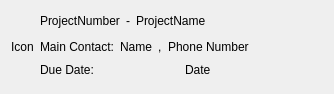
Before: the Qt Designer form Custom_List_GUI.ui in simplesports/ProjectManager, drawn with Qt 5.
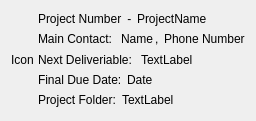
After: the same form once the commit is applied.

```diff
--- a/Custom_List_GUI.ui
+++ b/Custom_List_GUI.ui
@@ -6,65 +6,79 @@
    <rect>
     <x>0</x>
     <y>0</y>
-    <width>334</width>
-    <height>92</height>
+    <width>248</width>
+    <height>121</height>
    </rect>
   </property>
   <property name="windowTitle">
    <string>Form</string>
   </property>
   <layout class="QGridLayout" name="gridLayout">
-   <item row="0" column="0" rowspan="4">
-    <widget class="QLabel" name="label_Icon">
-     <property name="text">
-      <string>Icon</string>
+   <property name="topMargin">
+    <number>9</number>
+   </property>
+   <property name="horizontalSpacing">
+    <number>4</number>
+   </property>
+   <property name="verticalSpacing">
+    <number>0</number>
+   </property>
+   <item row="4" column="2">
+    <layout class="QHBoxLayout" name="horizontalLayout_5">
+     <property name="spacing">
+      <number>2</number>
      </property>
-    </widget>
+     <item>
+      <widget class="QLabel" name="text_Project_Folder">
+       <property name="text">
+        <string>Project Folder: </string>
+       </property>
+      </widget>
+     </item>
+     <item>
+      <widget class="QLabel" name="text_ProjectFolder_CHANGE">
+       <property name="text">
+        <string>TextLabel</string>
+       </property>
+      </widget>
+     </item>
+     <item>
+      <spacer name="horizontalSpacer_5">
+       <property name="orientation">
+        <enum>Qt::Horizontal</enum>
+       </property>
+       <property name="sizeHint" stdset="0">
+        <size>
+         <width>40</width>
+         <height>20</height>
+        </size>
+       </property>
+      </spacer>
+     </item>
+    </layout>
    </item>
    <item row="0" column="1">
-    <layout class="QHBoxLayout" name="horizontalLayout_3">
-     <item>
-      <widget class="QLabel" name="text_ProjectNumber_CHANGE">
-       <property name="text">
-        <string>ProjectNumber</string>
-       </property>
-      </widget>
-     </item>
-     <item>
-      <widget class="QLabel" name="text_dash">
-       <property name="text">
-        <string>-</string>
-       </property>
-      </widget>
-     </item>
-     <item>
-      <widget class="QLabel" name="text_Project_Name_Change">
-       <property name="text">
-        <string>ProjectName</string>
-       </property>
-      </widget>
-     </item>
-     <item>
-      <spacer name="horizontalSpacer_2">
-       <property name="orientation">
-        <enum>Qt::Horizontal</enum>
-       </property>
-       <property name="sizeHint" stdset="0">
-        <size>
-         <width>40</width>
-         <height>20</height>
-        </size>
-       </property>
-      </spacer>
-     </item>
-    </layout>
+    <spacer name="horizontalSpacer_4">
+     <property name="orientation">
+      <enum>Qt::Horizontal</enum>
+     </property>
+     <property name="sizeHint" stdset="0">
+      <size>
+       <width>40</width>
+       <height>20</height>
+      </size>
+     </property>
+    </spacer>
    </item>
-   <item row="1" column="1">
+   <item row="1" column="2">
     <layout class="QHBoxLayout" name="horizontalLayout">
+     <property name="spacing">
+      <number>2</number>
+     </property>
      <item>
       <widget class="QLabel" name="text_Main_Contact">
        <property name="text">
-        <string>Main Contact:</string>
+        <string>Main Contact:  </string>
        </property>
       </widget>
      </item>
@@ -78,7 +92,7 @@
      <item>
       <widget class="QLabel" name="label_7">
        <property name="text">
-        <string>,</string>
+        <string>, </string>
        </property>
       </widget>
      </item>
@@ -104,12 +118,22 @@
      </item>
     </layout>
    </item>
-   <item row="2" column="1">
+   <item row="0" column="0" rowspan="5">
+    <widget class="QLabel" name="label_Icon">
+     <property name="text">
+      <string>Icon</string>
+     </property>
+    </widget>
+   </item>
+   <item row="3" column="2">
     <layout class="QHBoxLayout" name="horizontalLayout_2">
+     <property name="spacing">
+      <number>2</number>
+     </property>
      <item>
       <widget class="QLabel" name="text_Due_Date">
        <property name="text">
-        <string>Due Date:</string>
+        <string>Final Due Date: </string>
        </property>
       </widget>
      </item>
@@ -119,6 +143,94 @@
         <string>Date</string>
        </property>
       </widget>
+     </item>
+     <item>
+      <spacer name="horizontalSpacer_3">
+       <property name="orientation">
+        <enum>Qt::Horizontal</enum>
+       </property>
+       <property name="sizeHint" stdset="0">
+        <size>
+         <width>40</width>
+         <height>20</height>
+        </size>
+       </property>
+      </spacer>
+     </item>
+    </layout>
+   </item>
+   <item row="0" column="2">
+    <layout class="QHBoxLayout" name="horizontalLayout_3">
+     <property name="spacing">
+      <number>2</number>
+     </property>
+     <item>
+      <widget class="QLabel" name="text_ProjectNumber_CHANGE">
+       <property name="text">
+        <string>Project Number</string>
+       </property>
+      </widget>
+     </item>
+     <item>
+      <widget class="QLabel" name="text_dash">
+       <property name="text">
+        <string> - </string>
+       </property>
+      </widget>
+     </item>
+     <item>
+      <widget class="QLabel" name="text_Project_Name_Change">
+       <property name="text">
+        <string>ProjectName</string>
+       </property>
+      </widget>
+     </item>
+     <item>
+      <spacer name="horizontalSpacer_2">
+       <property name="orientation">
+        <enum>Qt::Horizontal</enum>
+       </property>
+       <property name="sizeHint" stdset="0">
+        <size>
+         <width>40</width>
+         <height>20</height>
+        </size>
+       </property>
+      </spacer>
+     </item>
+    </layout>
+   </item>
+   <item row="2" column="2">
+    <layout class="QHBoxLayout" name="horizontalLayout_6">
+     <property name="spacing">
+      <number>2</number>
+     </property>
+     <item>
+      <widget class="QLabel" name="text_nextDeliverible">
+       <property name="text">
+        <string>Next Deliveriable:  </string>
+       </property>
+      </widget>
+     </item>
+     <item>
+      <widget class="QLabel" name="text_NextDeliverible_CHANGE">
+       <property name="text">
+        <string>TextLabel</string>
+       </property>
+      </widget>
+     </item>
+     <item>
+      <spacer name="horizontalSpacer_6">
+       <property name="orientation">
+        <enum>Qt::Horizontal</enum>
+       </property>
+       <property name="sizeHint" stdset="0">
+        <size>
+         <width>40</width>
+         <height>20</height>
+        </size>
+       </property>
+      </spacer>
      </item>
     </layout>
    </item>
```
Left out of the diff: 4 changed lines with no effect on the pictures.
